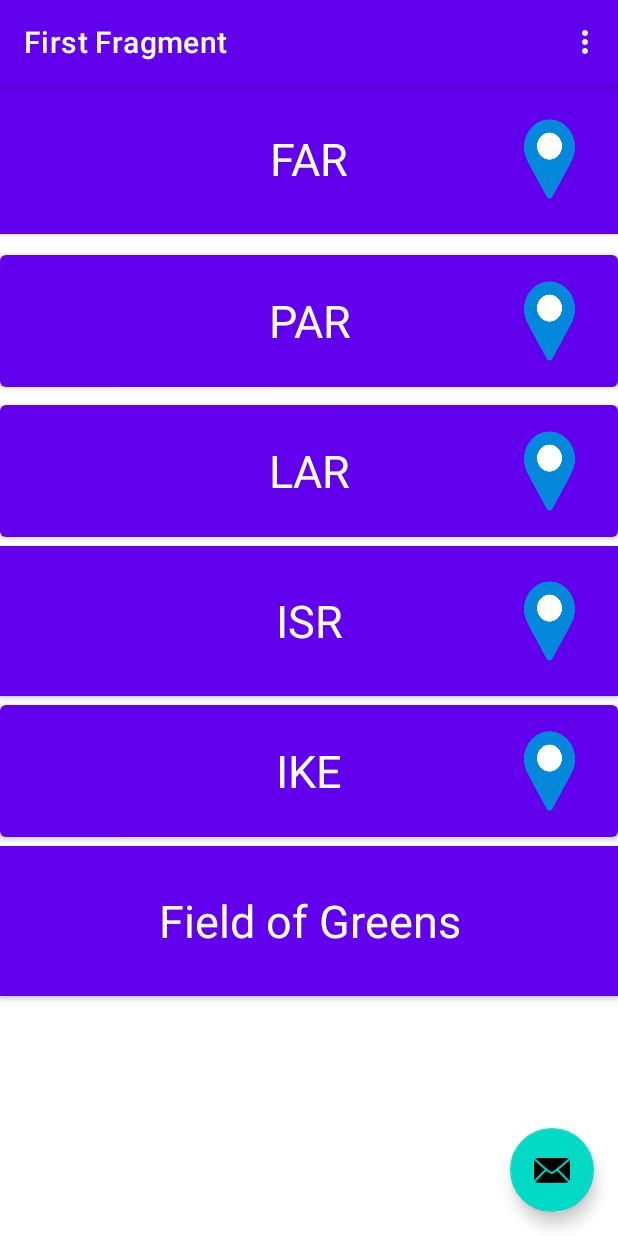
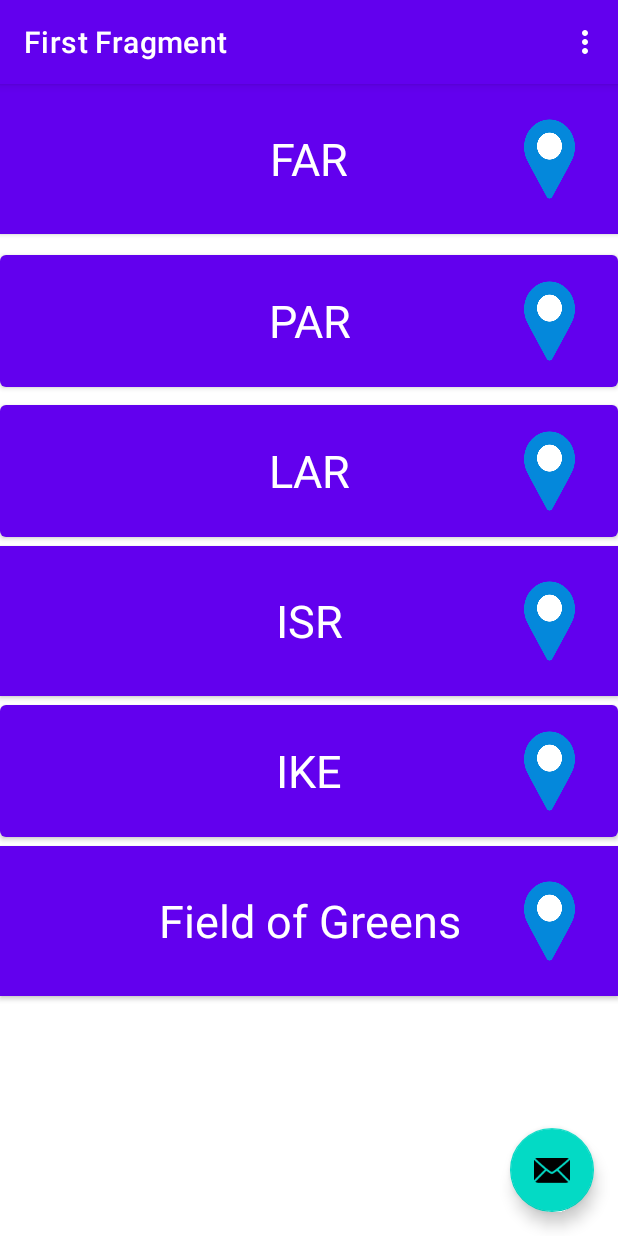
Before and after one commit to DimplePatell/DiningHall, an Android app: the screen it shows after launch (MainActivity), on a phone screen of 412 x 824 dp. Run offline under Robolectric (Android 15) with nearby library versions, the phone set to English and light mode, and no system bars; our stand-ins replace navigation-ui.

Commit message:
Updated Fragment First

```diff
--- a/app/src/main/res/layout/fragment_first.xml
+++ b/app/src/main/res/layout/fragment_first.xml
@@ -86,9 +86,9 @@
         app:layout_anchorGravity="end|center"
         app:layout_constraintBottom_toBottomOf="@+id/fieldofgreens"
         app:layout_constraintEnd_toEndOf="@+id/isr"
-        app:layout_constraintHorizontal_bias="0.95"
+        app:layout_constraintHorizontal_bias="0.949"
         app:layout_constraintStart_toStartOf="@+id/isr"
-        app:layout_constraintTop_toBottomOf="@+id/lar"
+        app:layout_constraintTop_toTopOf="@+id/fieldofgreens"
         tools:ignore="SpeakableTextPresentCheck"
         tools:layout_conversion_absoluteHeight="80dp"
         tools:layout_conversion_absoluteWidth="70dp" />
```
